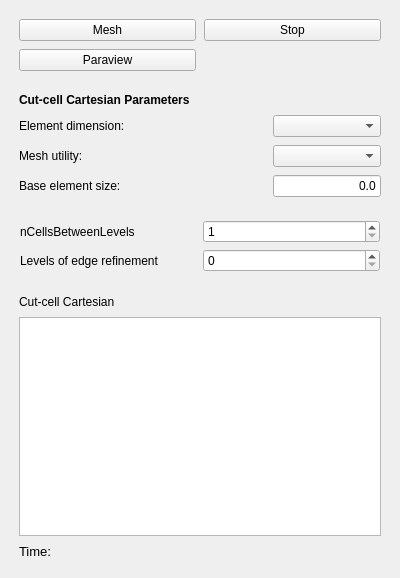
jaheyns/CfdOF, file TaskPanelCfdMeshCart.ui: the form before one commit.
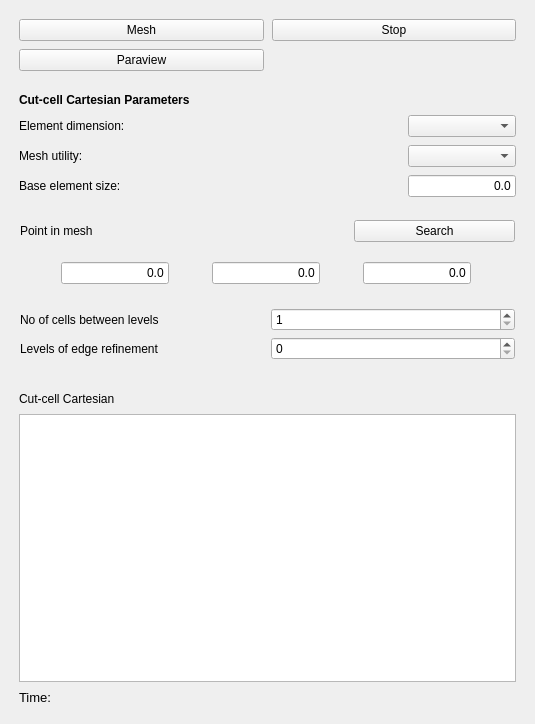
The form after the commit. Custom widgets are drawn as their Qt base class.

Commit message: CFD: Restructured cart mesh and ported to case builder

Diff of the .ui file:
```diff
--- a/TaskPanelCfdMeshCart.ui
+++ b/TaskPanelCfdMeshCart.ui
@@ -6,8 +6,8 @@
    <rect>
     <x>0</x>
     <y>0</y>
-    <width>400</width>
-    <height>578</height>
+    <width>535</width>
+    <height>724</height>
    </rect>
   </property>
   <property name="windowTitle">
@@ -59,7 +59,7 @@
      <item row="3" column="1">
       <widget class="Gui::InputField" name="if_max">
        <property name="sizePolicy">
-        <sizepolicy hsizetype="Fixed" vsizetype="Fixed">
+        <sizepolicy hsizetype="Fixed" vsizetype="Preferred">
          <horstretch>0</horstretch>
          <verstretch>0</verstretch>
         </sizepolicy>
@@ -148,42 +148,261 @@
    </item>
    <item>
     <widget class="QFrame" name="snappySpecificProperties">
+     <property name="sizePolicy">
+      <sizepolicy hsizetype="Preferred" vsizetype="Minimum">
+       <horstretch>0</horstretch>
+       <verstretch>0</verstretch>
+      </sizepolicy>
+     </property>
      <property name="frameShape">
-      <enum>QFrame::NoFrame</enum>
+      <enum>QFrame::Panel</enum>
      </property>
      <property name="frameShadow">
-      <enum>QFrame::Raised</enum>
+      <enum>QFrame::Plain</enum>
      </property>
-     <layout class="QGridLayout" name="gridLayout_5">
-      <item row="0" column="0">
-       <widget class="QLabel" name="label_3">
-        <property name="text">
-         <string>nCellsBetweenLevels</string>
+     <property name="lineWidth">
+      <number>0</number>
+     </property>
+     <layout class="QGridLayout" name="gridLayout_4">
+      <item row="3" column="1" colspan="3">
+       <widget class="QFrame" name="if_refinement">
+        <property name="sizePolicy">
+         <sizepolicy hsizetype="Preferred" vsizetype="Minimum">
+          <horstretch>0</horstretch>
+          <verstretch>0</verstretch>
+         </sizepolicy>
         </property>
-       </widget>
-      </item>
-      <item row="1" column="0">
-       <widget class="QLabel" name="label_4">
-        <property name="text">
-         <string>Levels of edge refinement</string>
+        <property name="frameShape">
+         <enum>QFrame::NoFrame</enum>
         </property>
+        <property name="frameShadow">
+         <enum>QFrame::Raised</enum>
+        </property>
+        <property name="lineWidth">
+         <number>0</number>
+        </property>
+        <layout class="QGridLayout" name="gridLayout_6">
+         <property name="leftMargin">
+          <number>0</number>
+         </property>
+         <property name="rightMargin">
+          <number>0</number>
+         </property>
+         <item row="0" column="1">
+          <widget class="QSpinBox" name="if_cellsbetweenlevels">
+           <property name="minimum">
+            <number>1</number>
+           </property>
+           <property name="maximum">
+            <number>100</number>
+           </property>
+          </widget>
+         </item>
+         <item row="0" column="0">
+          <widget class="QLabel" name="label_14">
+           <property name="text">
+            <string>No of cells between levels</string>
+           </property>
+          </widget>
+         </item>
+         <item row="1" column="0">
+          <widget class="QLabel" name="label_15">
+           <property name="text">
+            <string>Levels of edge refinement</string>
+           </property>
+          </widget>
+         </item>
+         <item row="1" column="1">
+          <widget class="QSpinBox" name="if_edgerefine">
+           <property name="maximum">
+            <number>10</number>
+           </property>
+          </widget>
+         </item>
+        </layout>
        </widget>
       </item>
       <item row="0" column="1">
-       <widget class="QSpinBox" name="nCellsBetweenLevels">
-        <property name="minimum">
-         <number>1</number>
+       <widget class="QLabel" name="label_4">
+        <property name="font">
+         <font>
+          <weight>50</weight>
+          <bold>false</bold>
+         </font>
         </property>
-        <property name="maximum">
-         <number>5</number>
+        <property name="text">
+         <string>Point in mesh</string>
         </property>
        </widget>
       </item>
       <item row="1" column="1">
-       <widget class="QSpinBox" name="edgeRefineLevels">
-        <property name="maximum">
-         <number>10</number>
+       <spacer name="verticalSpacer_4">
+        <property name="orientation">
+         <enum>Qt::Vertical</enum>
         </property>
+        <property name="sizeType">
+         <enum>QSizePolicy::Fixed</enum>
+        </property>
+        <property name="sizeHint" stdset="0">
+         <size>
+          <width>20</width>
+          <height>5</height>
+         </size>
+        </property>
+       </spacer>
+      </item>
+      <item row="0" column="3">
+       <widget class="QPushButton" name="pb_searchPointInMesh">
+        <property name="text">
+         <string>Search</string>
+        </property>
+       </widget>
+      </item>
+      <item row="2" column="1" colspan="3">
+       <widget class="QFrame" name="if_pointInMesh">
+        <property name="sizePolicy">
+         <sizepolicy hsizetype="Preferred" vsizetype="Minimum">
+          <horstretch>0</horstretch>
+          <verstretch>0</verstretch>
+         </sizepolicy>
+        </property>
+        <property name="frameShape">
+         <enum>QFrame::NoFrame</enum>
+        </property>
+        <property name="frameShadow">
+         <enum>QFrame::Raised</enum>
+        </property>
+        <layout class="QGridLayout" name="gridLayout_5">
+         <property name="leftMargin">
+          <number>0</number>
+         </property>
+         <property name="rightMargin">
+          <number>0</number>
+         </property>
+         <property name="horizontalSpacing">
+          <number>2</number>
+         </property>
+         <item row="0" column="0">
+          <widget class="Gui::InputField" name="if_pointInMeshX">
+           <property name="sizePolicy">
+            <sizepolicy hsizetype="Fixed" vsizetype="Preferred">
+             <horstretch>0</horstretch>
+             <verstretch>0</verstretch>
+            </sizepolicy>
+           </property>
+           <property name="minimumSize">
+            <size>
+             <width>80</width>
+             <height>20</height>
+            </size>
+           </property>
+           <property name="toolTip">
+            <string extracomment="Select 0 to use default value"/>
+           </property>
+           <property name="text">
+            <string>0.0</string>
+           </property>
+           <property name="alignment">
+            <set>Qt::AlignRight|Qt::AlignTrailing|Qt::AlignVCenter</set>
+           </property>
+           <property name="singleStep" stdset="0">
+            <double>1.000000000000000</double>
+           </property>
+           <property name="maximum" stdset="0">
+            <double>1000000000.000000000000000</double>
+           </property>
+           <property name="unit" stdset="0">
+            <string notr="true">mm</string>
+           </property>
+           <property name="decimals" stdset="0">
+            <number>2</number>
+           </property>
+           <property name="value" stdset="0">
+            <double>0.000000000000000</double>
+           </property>
+          </widget>
+         </item>
+         <item row="0" column="1">
+          <widget class="Gui::InputField" name="if_pointInMeshY">
+           <property name="sizePolicy">
+            <sizepolicy hsizetype="Fixed" vsizetype="Preferred">
+             <horstretch>0</horstretch>
+             <verstretch>0</verstretch>
+            </sizepolicy>
+           </property>
+           <property name="minimumSize">
+            <size>
+             <width>80</width>
+             <height>20</height>
+            </size>
+           </property>
+           <property name="toolTip">
+            <string extracomment="Select 0 to use default value"/>
+           </property>
+           <property name="text">
+            <string>0.0</string>
+           </property>
+           <property name="alignment">
+            <set>Qt::AlignRight|Qt::AlignTrailing|Qt::AlignVCenter</set>
+           </property>
+           <property name="singleStep" stdset="0">
+            <double>1.000000000000000</double>
+           </property>
+           <property name="maximum" stdset="0">
+            <double>1000000000.000000000000000</double>
+           </property>
+           <property name="unit" stdset="0">
+            <string notr="true">mm</string>
+           </property>
+           <property name="decimals" stdset="0">
+            <number>2</number>
+           </property>
+           <property name="value" stdset="0">
+            <double>0.000000000000000</double>
+           </property>
+          </widget>
+         </item>
+         <item row="0" column="2">
+          <widget class="Gui::InputField" name="if_pointInMeshZ">
+           <property name="sizePolicy">
+            <sizepolicy hsizetype="Fixed" vsizetype="Preferred">
+             <horstretch>0</horstretch>
+             <verstretch>0</verstretch>
+            </sizepolicy>
+           </property>
+           <property name="minimumSize">
+            <size>
+             <width>80</width>
+             <height>20</height>
+            </size>
+           </property>
+           <property name="toolTip">
+            <string extracomment="Select 0 to use default value"/>
+           </property>
+           <property name="text">
+            <string>0.0</string>
+           </property>
+           <property name="alignment">
+            <set>Qt::AlignRight|Qt::AlignTrailing|Qt::AlignVCenter</set>
+           </property>
+           <property name="singleStep" stdset="0">
+            <double>1.000000000000000</double>
+           </property>
+           <property name="maximum" stdset="0">
+            <double>1000000000.000000000000000</double>
+           </property>
+           <property name="unit" stdset="0">
+            <string notr="true">mm</string>
+           </property>
+           <property name="decimals" stdset="0">
+            <number>3</number>
+           </property>
+           <property name="value" stdset="0">
+            <double>0.000000000000000</double>
+           </property>
+          </widget>
+         </item>
+        </layout>
        </widget>
       </item>
      </layout>
```
Left out of the diff: 51 changed lines with no effect on the pictures. The commit also changes 48 other files.
